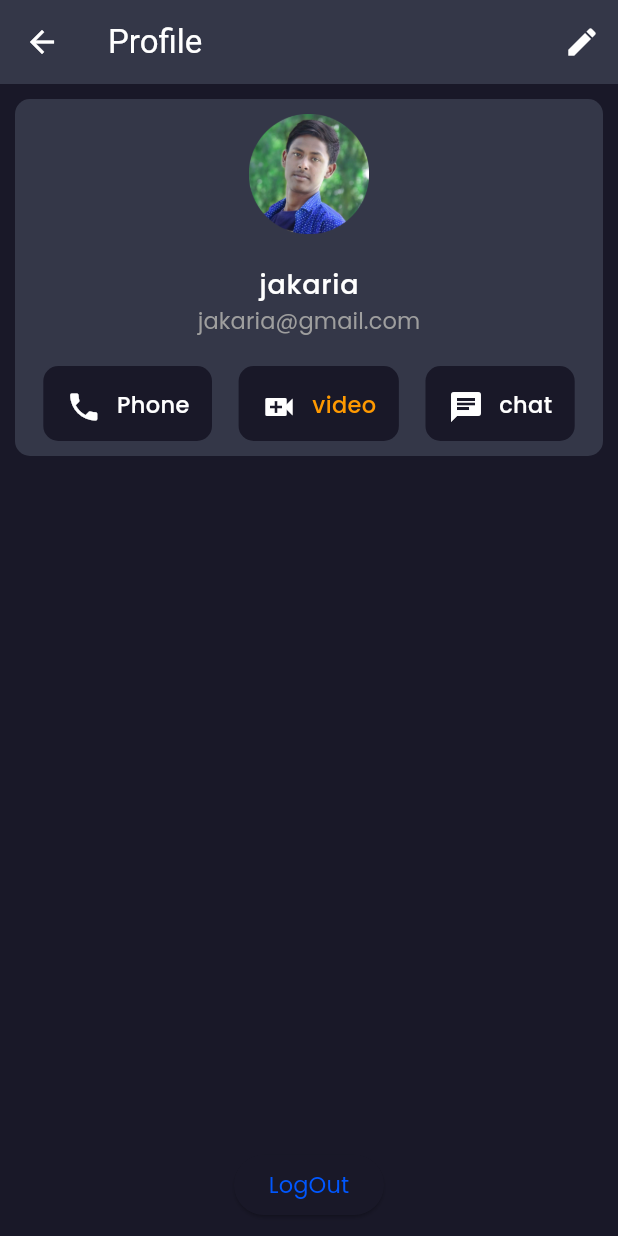
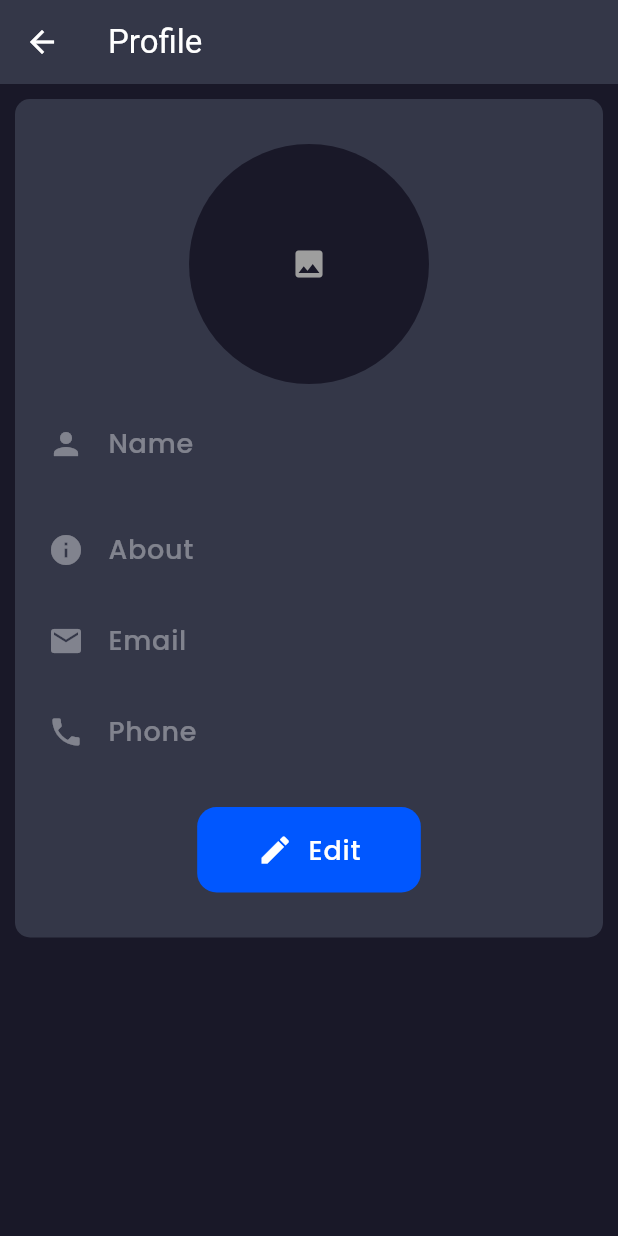
Before and after one commit to jakaria76/immam, a Flutter app: the HomePage screen opened by its route, after a tap on the "more vert" icon, on a phone screen of 412 x 824 dp. Run offline on Flutter 3.47's test engine with Material 3 defaults, Android fonts, the phone set to English and light mode, and no system bars; our stand-ins replace cloud_firestore, firebase_auth, firebase_core, get, image_picker; accounts and stored records are empty.

Commit message:
pic add korar ag porjonto

```diff
--- a/lib/Config/PagePath.dart
+++ b/lib/Config/PagePath.dart
@@ -1,10 +1,11 @@
 import 'package:get/get.dart';
 import 'package:immam/Pages/HomePage/HomePage.dart';
-import 'package:immam/Pages/ProfilePage/ProfilePage.dart';
+
 import 'package:immam/Pages/SplacePage/LoginPage/LoginPage.dart';
 import 'package:immam/Pages/SplacePage/SplacePage2/SplacePage2.dart';
 
 import '../Pages/SplacePage/SplacePage.dart';
+import '../Pages/UserProfilePage/ProfilePage.dart';
 var pagePath =[
   GetPage(
       name: "/HomePage",
@@ -12,8 +13,8 @@ var pagePath =[
     transition: Transition.rightToLeft
   ),
   GetPage(
-      name: "/ProfilePage",
-      page: ()=>ProfilePage(),
+      name: "/UserProfilePage",
+      page: ()=>UserProfilePage(),
       transition: Transition.rightToLeft
   ),
   GetPage(
--- /dev/null
+++ b/lib/Controller/ProfileController.dart
@@ -0,0 +1,29 @@
+import 'package:cloud_firestore/cloud_firestore.dart';
+import 'package:firebase_auth/firebase_auth.dart';
+import 'package:get/get.dart';
+import 'package:immam/Model/user_model.dart';
+
+class ProfileController extends GetxController{
+  final auth = FirebaseAuth.instance;
+  final db=FirebaseFirestore.instance;
+
+  Rx<UserModel>currentUser=UserModel().obs;
+@override
+  void onInit() async{
+    super.onInit();
+    await getUserDetails();
+  }
+
+  Future<void>getUserDetails() async{
+    await db.collection("Users").doc(auth.currentUser!.uid).get().then(
+          (value)=>{
+        currentUser.value=UserModel.fromJson(
+          value.data()!,
+        ),
+      },
+    );
+  }
+}
+
+
+//
--- a/lib/Model/user_model.dart
+++ b/lib/Model/user_model.dart
@@ -4,8 +4,22 @@ class UserModel {
     String? email;
     String? profileImage;
     String? phoneNumber;
+    String? about;
+    String? createdAt;
+    String? lastOnlineStatus;
+    String? status;
 
-    UserModel({this.id, this.name, this.email, this.profileImage, this.phoneNumber});
+    UserModel({
+        this.id,
+        this.name,
+        this.email,
+        this.profileImage,
+        this.phoneNumber,
+        this.about,
+        this.createdAt,
+        this.lastOnlineStatus,
+        this.status,
+    });
 
     UserModel.fromJson(Map<String, dynamic> json) {
         id = json["id"];
@@ -13,6 +27,10 @@ class UserModel {
         email = json["email"];
         profileImage = json["profileImage"];
         phoneNumber = json["phoneNumber"];
+        about = json["about"];
+        createdAt = json["createdAt"];
+        lastOnlineStatus = json["lastOnlineStatus"];
+        status = json["status"];
     }
 
     Map<String, dynamic> toJson() {
@@ -22,6 +40,34 @@ class UserModel {
         _data["email"] = email;
         _data["profileImage"] = profileImage;
         _data["phoneNumber"] = phoneNumber;
+        _data["about"] = about;
+        _data["createdAt"] = createdAt;
+        _data["lastOnlineStatus"] = lastOnlineStatus;
+        _data["status"] = status;
         return _data;
     }
+
+    UserModel copyWith({
+        String? id,
+        String? name,
+        String? email,
+        String? profileImage,
+        String? phoneNumber,
+        String? about,
+        String? createdAt,
+        String? lastOnlineStatus,
+        String? status,
+    }) {
+        return UserModel(
+            id: id ?? this.id,
+            name: name ?? this.name,
+            email: email ?? this.email,
+            profileImage: profileImage ?? this.profileImage,
+            phoneNumber: phoneNumber ?? this.phoneNumber,
+            about: about ?? this.about,
+            createdAt: createdAt ?? this.createdAt,
+            lastOnlineStatus: lastOnlineStatus ?? this.lastOnlineStatus,
+            status: status ?? this.status,
+        );
+    }
 }
--- a/lib/Pages/HomePage/HomePage.dart
+++ b/lib/Pages/HomePage/HomePage.dart
@@ -1,9 +1,12 @@
 import 'package:flutter/material.dart';
 import 'package:get/get.dart';
 import 'package:get/get_core/src/get_main.dart';
+import 'package:immam/Controller/ImagePicker.dart';
+import 'package:immam/Controller/ProfileController.dart';
 import 'package:immam/Pages/HomePage/Widget/ChatList.dart';
-import 'package:immam/Pages/ProfilePage/ProfilePage.dart';
 
+import '../ProfilePage/ProfilePage.dart';
+import '../UserProfilePage/ProfilePage.dart';
 import 'Widget/TabBar.dart';
 
 class HomePage extends StatefulWidget {
@@ -13,25 +16,11 @@ class HomePage extends StatefulWidget {
   State<HomePage> createState() => _HomePageState();
 }
 
-class _HomePageState extends State<HomePage> with SingleTickerProviderStateMixin {
-  late TabController _tabController;
-
-  @override
-  void initState() {
-    super.initState();
-    // Initialize TabController with 3 tabs
-    _tabController = TabController(length: 3, vsync: this);
-  }
-
-  @override
-  void dispose() {
-    // Dispose of the TabController to avoid memory leaks
-    _tabController.dispose();
-    super.dispose();
-  }
-
+class _HomePageState extends State<HomePage> with TickerProviderStateMixin {
   @override
   Widget build(BuildContext context) {
+    TabController tabController=TabController(length: 3, vsync: this);
+    ImagePickerController imagePickerController =Get.put(ImagePickerController());
     return Scaffold(
       appBar: AppBar(
         backgroundColor: Theme.of(context).colorScheme.primaryContainer,
@@ -41,19 +30,18 @@ class _HomePageState extends State<HomePage> with SingleTickerProviderStateMixin
         ),
         actions: [
           IconButton(
-            onPressed: () {},
+            onPressed: () {
+              imagePickerController.pickImage();
+            },
             icon: Icon(Icons.search),
           ),
           IconButton(
             onPressed: () {
-              Navigator.push(
-                context,
-                MaterialPageRoute(builder: (context) => const ProfilePage()),
-              );
+              Get.to(ProfilePage());
             },
             icon: Icon(Icons.more_vert),
           ),
-        ],bottom: MyTabBar(_tabController,context),
+        ],bottom: MyTabBar(tabController,context),
       ),
       floatingActionButton: FloatingActionButton(
           onPressed: (){},
@@ -65,7 +53,7 @@ class _HomePageState extends State<HomePage> with SingleTickerProviderStateMixin
       body: Padding(
         padding: const EdgeInsets.all(10),
         child: TabBarView(
-          controller: _tabController,
+          controller: tabController,
             children: [
               ListView(
                 children: [
--- a/lib/Pages/ProfilePage/ProfilePage.dart
+++ b/lib/Pages/ProfilePage/ProfilePage.dart
@@ -1,40 +1,127 @@
+import 'package:flutter/gestures.dart';
 import 'package:flutter/material.dart';
 import 'package:get/get.dart';
-import 'package:get/get_core/src/get_main.dart';
-import 'package:immam/Controller/AuthController.dart';
-import 'package:immam/Pages/ProfilePage/Widget/UpdateProfile.dart';
-import 'package:immam/Pages/ProfilePage/Widget/userInfo.dart';
+import 'package:get/get_rx/src/rx_types/rx_types.dart';
+import 'package:immam/Controller/ProfileController.dart';
+import 'package:immam/Widget/PrimaryButton.dart';
 
 class ProfilePage extends StatelessWidget {
   const ProfilePage({super.key});
 
   @override
   Widget build(BuildContext context) {
-    AuthController authController=Get.put(AuthController());
+    RxBool isEdit = false.obs;
+    ProfileController profileController = Get.put(ProfileController());
+    TextEditingController name =TextEditingController(text: profileController.currentUser.value.name);
+    TextEditingController email =TextEditingController(text: profileController.currentUser.value.email);
+    TextEditingController phone =TextEditingController(text: profileController.currentUser.value.phoneNumber);
+    TextEditingController about =TextEditingController(text: profileController.currentUser.value.about);
     return Scaffold(
       appBar: AppBar(
         title: Text("Profile"),
-        actions: [
-          IconButton(
-            icon: Icon(Icons.edit), // The edit icon
-            onPressed: () {
-              Navigator.push(
-                context,
-                MaterialPageRoute(builder: (context) => const UpdateProfile()),
-              );
-            },
-          ),
-        ],
       ),
       body: Padding(
         padding: const EdgeInsets.all(10),
-        child: Column(
+        child: ListView(
           children: [
-            LoginUserInfo(),
-            Spacer(),
-            ElevatedButton(onPressed: (){
-              authController.logoutUser();
-            }, child: Text("LogOut"))
+            Container(
+              padding: EdgeInsets.all(10),
+
+
+              decoration: BoxDecoration(
+                borderRadius: BorderRadius.circular(10),
+                color: Theme.of(context).colorScheme.primaryContainer,
+              ),
+              child: Row(
+
+                children: [
+                  Expanded(
+                    child: Column(
+
+                      children: [
+                        SizedBox(height: 20,),
+                         Row(
+                           mainAxisAlignment: MainAxisAlignment.center,
+                           children: [
+                             CircleAvatar(
+                               backgroundColor:Theme.of(context).colorScheme.surface,
+
+                               child: Icon(Icons.image),
+                               radius: 80,
+                             ),
+                           ],
+                         ),
+                        SizedBox(height: 10,),
+                        Obx(
+                            ()=>TextField(
+                              controller: name,
+                              enabled: isEdit.value,
+                              decoration: InputDecoration(
+                                filled: isEdit.value,
+                                labelText: "Name",
+                                prefixIcon: Icon(Icons.person),
+                              ),
+                            ),
+                        ),
+                        SizedBox(height: 10,),
+                        //
+                        Obx(
+                            ()=>TextField(
+                              controller: about,
+                              enabled: isEdit.value,
+                              decoration: InputDecoration(
+                                filled: isEdit.value,
+                                labelText: "About",
+                                prefixIcon: Icon(Icons.info),
+                              ),
+                            ),
+                        ),
+                        TextField(
+                          controller: email,
+                          enabled: false,
+                          decoration: InputDecoration(
+                            filled: isEdit.value,
+                            labelText: "Email",
+                            prefixIcon: Icon(Icons.email),
+                          ),
+                        ),
+                        Obx(
+                            ()=>TextField(
+                              controller: phone,
+                              enabled: isEdit.value,
+                              decoration: InputDecoration(
+                                filled: isEdit.value,
+                                labelText: "Phone",
+                                prefixIcon: Icon(Icons.phone),
+                              ),
+                            ),
+                        ),
+                        SizedBox(height: 20,),
+                        Row(
+                          mainAxisAlignment: MainAxisAlignment.center,
+                          children: [
+                            Obx(
+                                ()=>isEdit.value
+                                    ? Primarybutton(btnName: "Save", icon: Icons.save,
+                                    ontap: (){
+                                      isEdit.value=false;
+                                    }
+                                )
+                                    :Primarybutton(btnName: "Edit", icon: Icons.edit,
+                                    ontap: (){
+                                      isEdit.value=true;
+                                    }
+                                ),
+                            ),
+                          ],
+                        ),
+                        SizedBox(height: 20,)
+                      ],
+                    ),
+                  )
+                ],
+              ),
+            )
           ],
         ),
       ),
--- a/lib/Pages/ProfilePage/Widget/userInfo.dart
+++ /dev/null
@@ -1,101 +0,0 @@
-import 'package:flutter/cupertino.dart';
-import 'package:flutter/material.dart';
-
-class LoginUserInfo extends StatelessWidget {
-  const LoginUserInfo({super.key});
-
-  @override
-  Widget build(BuildContext context) {
-    return Container(
-        padding: EdgeInsets.all(10),
-        decoration: BoxDecoration(
-          borderRadius: BorderRadius.circular(10),
-          color: Theme.of(context).colorScheme.primaryContainer,
-        ),
-        child: Row(
-          children: [
-            Expanded(
-                child:Column(
-                  children: [
-                    Row(
-                      mainAxisAlignment: MainAxisAlignment.center,
-                      children: [
-                        Image.asset('assets/images/profile pic1.png',height: 80,width: 80,)
-                      ],
-                    ),
-                    SizedBox(height: 20,),
-                    Row(
-                      mainAxisAlignment: MainAxisAlignment.center,
-                      children: [
-                        Text("jakaria",style: Theme.of(context).textTheme.bodyLarge,),
-                      ],
-                    ),
-
-                    Row(
-                      mainAxisAlignment: MainAxisAlignment.center,
-                      children: [
-                        Text("jakaria@gmail.com",style: Theme.of(context).textTheme.labelLarge ,),
-                      ],
-                    ),
-                    SizedBox(height: 20,),
-                    Row(
-                      mainAxisAlignment: MainAxisAlignment.spaceAround,
-                      children: [
-
-                        Container(
-                          height:50,
-                          padding: EdgeInsets.all(15),
-                          decoration: BoxDecoration(
-                            borderRadius: BorderRadius.circular(10),
-                            color: Theme.of(context).colorScheme.surface,
-                          ),
-                          child: Row(
-                            children: [
-                              Icon(Icons.phone),
-                              SizedBox(width: 10,),
-                              Text("Phone"),
-                            ],
-                          ),
-                        ),
-
-                        Container(
-                          height:50,                                padding: EdgeInsets.all(15),
-                          decoration: BoxDecoration(
-                            borderRadius: BorderRadius.circular(10),
-                            color: Theme.of(context).colorScheme.surface,
-                          ),
-                          child: Row(
-                            children: [
-                              Icon(Icons.video_call),
-                              SizedBox(width: 10,),
-                              Text("video",style: TextStyle(color: Color(0xffFF9900)),),
-                            ],
-                          ),
-                        ),
-
-                        Container(
-                          height:50,
-                          padding: EdgeInsets.all(15),
-                          decoration: BoxDecoration(
-                            borderRadius: BorderRadius.circular(10),
-                            color: Theme.of(context).colorScheme.surface,
-                          ),
-                          child: Row(
-                            children: [
-                              Icon(Icons.chat),
-                              SizedBox(width: 10,),
-                              Text("chat"),
-                            ],
-                          ),
-                        )
-                      ],
-                    )
-
-                  ],
-                )
-            )
-          ],
-        )
-    );
-  }
-}
--- a/lib/Pages/SplacePage/LoginPage/LoginPage.dart
+++ b/lib/Pages/SplacePage/LoginPage/LoginPage.dart
@@ -1,11 +1,16 @@
 import 'package:flutter/material.dart';
+import 'package:get/get.dart';
+import 'package:get/get_core/src/get_main.dart';
 import 'package:immam/Pages/SplacePage/LoginPage/LoginPageBody/LoginPageBody.dart';
+
+import '../../../Controller/ProfileController.dart';
 
 class Loginpage extends StatelessWidget {
   const Loginpage({super.key});
 
   @override
   Widget build(BuildContext context) {
+
     return Scaffold(
       body: Stack(
         children: [
--- a/lib/Pages/SplacePage/LoginPage/LoginPageBody/LoginForm.dart
+++ b/lib/Pages/SplacePage/LoginPage/LoginPageBody/LoginForm.dart
@@ -3,6 +3,7 @@ import 'package:get/get.dart';
 import 'package:get/get_core/src/get_main.dart';
 import 'package:immam/Controller/AuthController.dart';
 
+import '../../../../Controller/ProfileController.dart';
 import '../../../../Widget/PrimaryButton.dart';
 import '../../../HomePage/HomePage.dart';
 
@@ -14,6 +15,7 @@ class LoginForm extends StatelessWidget {
     TextEditingController email = TextEditingController();
     TextEditingController password = TextEditingController();
     AuthController authController=Get.put(AuthController());
+
 
     return Column(
       children: [
--- a/lib/Pages/SplacePage/LoginPage/LoginPageBody/LoginPageBody.dart
+++ b/lib/Pages/SplacePage/LoginPage/LoginPageBody/LoginPageBody.dart
@@ -3,11 +3,14 @@ import 'package:get/get.dart';
 import 'package:flutter/material.dart';
 import 'package:immam/Pages/SplacePage/LoginPage/LoginPageBody/LoginForm.dart';
 import 'package:immam/Pages/SplacePage/SignUp/SignupForm.dart';
+
+import '../../../../Controller/ProfileController.dart';
 class Loginpagebody extends StatelessWidget {
   const Loginpagebody({super.key});
 
   @override
   Widget build(BuildContext context) {
+
     RxBool isLogin = true.obs;
     return Container(
       padding: EdgeInsets.all(20),
--- a/lib/Pages/SplacePage/SignUp/SignupForm.dart
+++ b/lib/Pages/SplacePage/SignUp/SignupForm.dart
@@ -4,6 +4,7 @@ import 'package:get/get_core/src/get_main.dart';
 import 'package:immam/Controller/AuthController.dart';
 
 import '../../../../Widget/PrimaryButton.dart';
+import '../../../Controller/ProfileController.dart';
 import '../../HomePage/HomePage.dart';
 class SignupForm extends StatelessWidget {
   const SignupForm({super.key});
@@ -14,6 +15,7 @@ class SignupForm extends StatelessWidget {
     TextEditingController email =TextEditingController();
     TextEditingController password = TextEditingController();
     AuthController authController=Get.put(AuthController());
+
     return Column(
       children: [
         SizedBox(height: 40,),
--- a/lib/Pages/SplacePage/SplacePage.dart
+++ b/lib/Pages/SplacePage/SplacePage.dart
@@ -1,5 +1,6 @@
 import 'package:flutter/material.dart';
 import 'package:get/get.dart';  // Import the get package
+import '../../Controller/ProfileController.dart';
 import 'SplaceWidget/SplaceBG.dart'; // Assuming this file contains Splacebg widget
 import 'SplacePage2/SplacePage2.dart';
 
@@ -23,6 +24,7 @@ class _SplacepageState extends State<Splacepage> {
 
   @override
   Widget build(BuildContext context) {
+
     return Scaffold(
       body: Stack(
         children: [
--- a/lib/Pages/SplacePage/SplacePage2/SplacePage2.dart
+++ b/lib/Pages/SplacePage/SplacePage2/SplacePage2.dart
@@ -1,12 +1,15 @@
 import 'package:flutter/material.dart';
 import 'package:get/get.dart';
 import 'package:immam/Pages/SplacePage/LoginPage/LoginPage.dart';
+
+import '../../../Controller/ProfileController.dart';
 
 class Splacepage2 extends StatelessWidget {
   const Splacepage2({super.key});
 
   @override
   Widget build(BuildContext context) {
+
     // Define custom text properties for the title
     double fontSize = 50.0;
     FontWeight fontWeight = FontWeight.bold;
--- a/lib/Pages/ProfilePage/Widget/UpdateProfile.dart
+++ b/lib/Pages/UserProfilePage/Widget/UpdateProfile.dart
@@ -4,8 +4,8 @@ import 'package:flutter/cupertino.dart';
 import 'package:flutter/material.dart';
 import 'package:immam/Widget/PrimaryButton.dart';
 
-class UpdateProfile extends StatelessWidget {
-  const UpdateProfile({super.key});
+class UserUpdateProfile extends StatelessWidget {
+  const UserUpdateProfile({super.key});
 
   @override
   Widget build(BuildContext context) {
--- a/pubspec.yaml
+++ b/pubspec.yaml
@@ -41,6 +41,7 @@ dependencies:
   firebase_auth: ^5.3.3
   cloud_firestore: ^5.5.1
   firebase_storage: ^12.3.7
+  image_picker: ^1.1.2
 
 dev_dependencies:
   flutter_test:
```
Also changed, not shown: lib/Controller/ImagePicker.dart (added, +21 -0 lines), lib/Pages/UserProfilePage/ProfilePage.dart (added, +47 -0 lines), lib/Pages/UserProfilePage/Widget/userInfo.dart (added, +103 -0 lines), pubspec.lock, 5 other files.
